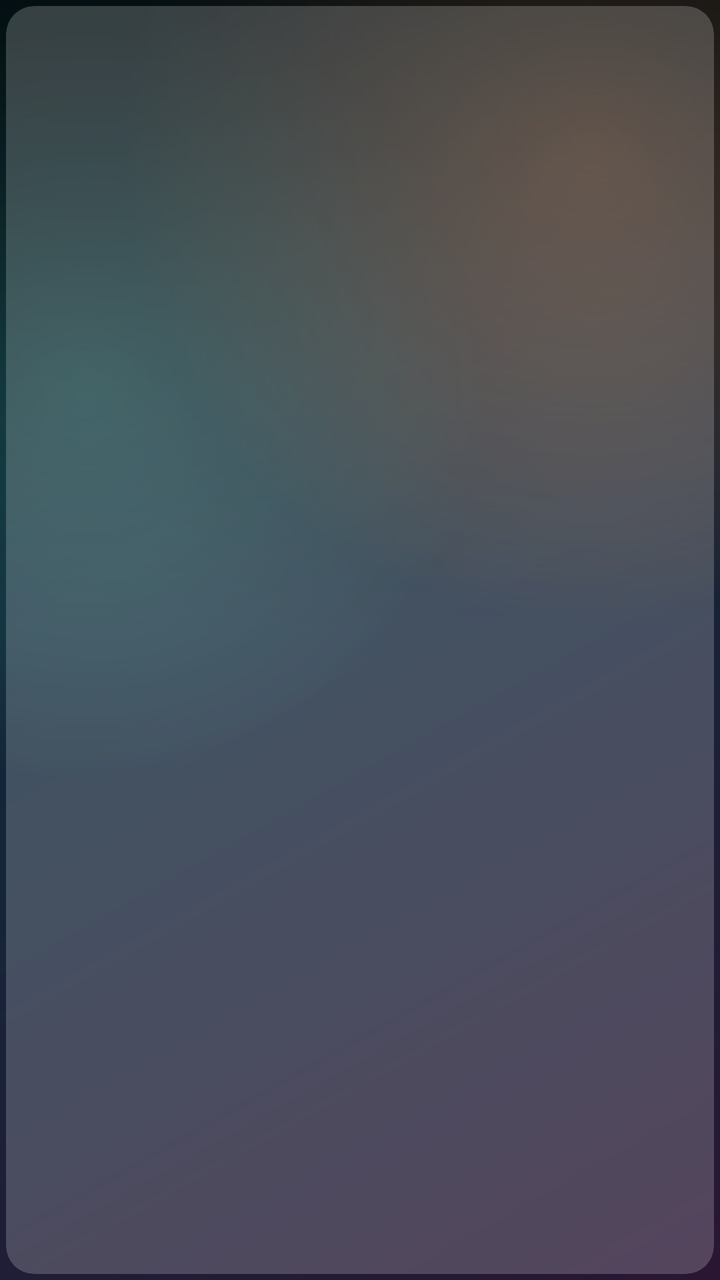
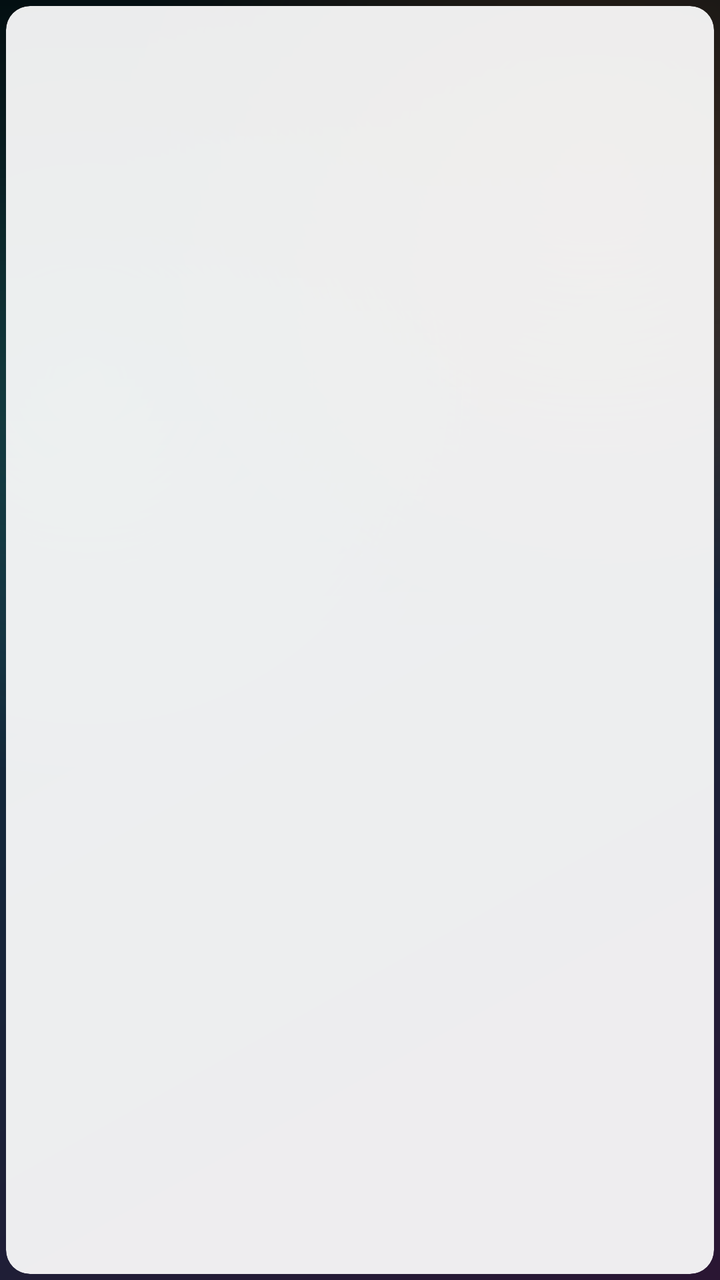

Compare the two renders of this Android layout. The source of the first and the diff that turns it into the second are given below.
<!-- AndroidManifest.xml: application theme Theme.QuangDrawer -->
<!-- res/layout/item_app.xml -->
<?xml version="1.0" encoding="utf-8"?>
<FrameLayout xmlns:android="http://schemas.android.com/apk/res/android"
    android:id="@+id/tile_root"
    android:layout_width="match_parent"
    android:layout_height="90dp"
    android:layout_margin="7dp"
    android:background="@drawable/tile_focus"
    android:clickable="true"
    android:focusable="true"
    android:padding="3dp">

    <FrameLayout
        android:layout_width="match_parent"
        android:layout_height="match_parent"
        android:background="@drawable/tile_card"
        android:clipToOutline="true">

        <ImageView
            android:id="@+id/tile_banner"
            android:layout_width="match_parent"
            android:layout_height="match_parent"
            android:contentDescription="@null"
            android:scaleType="centerCrop"
            android:visibility="gone" />

        <LinearLayout
            android:id="@+id/tile_info"
            android:layout_width="match_parent"
            android:layout_height="match_parent"
            android:gravity="center"
            android:orientation="vertical"
            android:padding="8dp">

            <ImageView
                android:id="@+id/app_icon"
                android:layout_width="48dp"
                android:layout_height="48dp"
                android:contentDescription="@null"
                android:scaleType="fitCenter" />

            <TextView
                android:id="@+id/app_name"
                android:layout_width="match_parent"
                android:layout_height="wrap_content"
                android:layout_marginTop="6dp"
                android:ellipsize="end"
                android:gravity="center"
                android:maxLines="2"
                android:textColor="#FFFFFFFF"
                android:textSize="13sp" />
        </LinearLayout>
    </FrameLayout>
</FrameLayout>
<!-- resources referenced by this layout -->
<resources>
  <!-- drawable tile_card (drawable) -->
  <?xml version="1.0" encoding="utf-8"?>
  <shape xmlns:android="http://schemas.android.com/apk/res/android"
      android:shape="rectangle">
      <solid android:color="#33FFFFFF" />
      <corners android:radius="14dp" />
  </shape>
  <!-- drawable tile_focus (drawable) -->
  <?xml version="1.0" encoding="utf-8"?>
  <selector xmlns:android="http://schemas.android.com/apk/res/android">
      <item android:state_focused="true">
          <shape android:shape="rectangle">
              <solid android:color="#00000000" />
              <stroke android:width="3dp" android:color="#FFFFFFFF" />
              <corners android:radius="17dp" />
          </shape>
      </item>
      <item>
          <shape android:shape="rectangle">
              <solid android:color="#00000000" />
              <corners android:radius="17dp" />
          </shape>
      </item>
  </selector>
  <style name="Theme.QuangDrawer" parent="@style/Theme.Leanback">
          <item name="android:windowBackground">@drawable/bg_launcher</item>
          <item name="android:windowNoTitle">true</item>
          <item name="android:windowActionBar">false</item>
      </style>
  <!-- drawable bg_launcher (drawable) -->
  <?xml version="1.0" encoding="utf-8"?>
  <layer-list xmlns:android="http://schemas.android.com/apk/res/android">
      <item>
          <shape android:shape="rectangle">
              <gradient
                  android:angle="315"
                  android:startColor="#FF07242B"
                  android:centerColor="#FF14263A"
                  android:endColor="#FF2A1633" />
          </shape>
      </item>
      <item>
          <shape android:shape="rectangle">
              <gradient
                  android:type="radial"
                  android:centerX="0.82"
                  android:centerY="0.12"
                  android:gradientRadius="65%p"
                  android:startColor="#66FF8A3D"
                  android:endColor="#00FF8A3D" />
          </shape>
      </item>
      <item>
          <shape android:shape="rectangle">
              <gradient
                  android:type="radial"
                  android:centerX="0.12"
                  android:centerY="0.30"
                  android:gradientRadius="55%p"
                  android:startColor="#4439C7B5"
                  android:endColor="#0039C7B5" />
          </shape>
      </item>
      
      <item>
          <shape android:shape="rectangle">
              <gradient
                  android:angle="270"
                  android:startColor="#99000000"
                  android:centerColor="#00000000"
                  android:endColor="#00000000" />
          </shape>
      </item>
  </layer-list>
</resources>

<!-- the commit's change to res/layout/item_app.xml (unified diff, before → after) -->
@@ -1,15 +1,16 @@
 <?xml version="1.0" encoding="utf-8"?>
 <FrameLayout xmlns:android="http://schemas.android.com/apk/res/android"
     android:id="@+id/tile_root"
-    android:layout_width="match_parent"
-    android:layout_height="90dp"
-    android:layout_margin="7dp"
+    android:layout_width="150dp"
+    android:layout_height="84dp"
+    android:layout_margin="4dp"
     android:background="@drawable/tile_focus"
     android:clickable="true"
     android:focusable="true"
     android:padding="3dp">
 
     <FrameLayout
+        android:id="@+id/tile_card"
         android:layout_width="match_parent"
         android:layout_height="match_parent"
         android:background="@drawable/tile_card"
@@ -29,12 +30,13 @@
             android:layout_height="match_parent"
             android:gravity="center"
             android:orientation="vertical"
-            android:padding="8dp">
+            android:paddingStart="4dp"
+            android:paddingEnd="4dp">
 
             <ImageView
                 android:id="@+id/app_icon"
-                android:layout_width="48dp"
-                android:layout_height="48dp"
+                android:layout_width="40dp"
+                android:layout_height="40dp"
                 android:contentDescription="@null"
                 android:scaleType="fitCenter" />
 
@@ -42,12 +44,12 @@
                 android:id="@+id/app_name"
                 android:layout_width="match_parent"
                 android:layout_height="wrap_content"
-                android:layout_marginTop="6dp"
+                android:layout_marginTop="2dp"
                 android:ellipsize="end"
                 android:gravity="center"
-                android:maxLines="2"
-                android:textColor="#FFFFFFFF"
-                android:textSize="13sp" />
+                android:maxLines="1"
+                android:textColor="#FF222222"
+                android:textSize="11sp" />
         </LinearLayout>
     </FrameLayout>
 </FrameLayout>
<!-- resource entries referenced after the edit -->
@@ -4,23 +4,31 @@
   <?xml version="1.0" encoding="utf-8"?>
   <shape xmlns:android="http://schemas.android.com/apk/res/android"
       android:shape="rectangle">
-      <solid android:color="#33FFFFFF" />
-      <corners android:radius="14dp" />
+      <solid android:color="#EBFFFFFF" />
+      <corners android:radius="12dp" />
   </shape>
   <!-- drawable tile_focus (drawable) -->
   <?xml version="1.0" encoding="utf-8"?>
   <selector xmlns:android="http://schemas.android.com/apk/res/android">
+      
+      <item android:state_activated="true">
+          <shape android:shape="rectangle">
+              <solid android:color="#00000000" />
+              <stroke android:width="4dp" android:color="#FFFF9A3D" />
+              <corners android:radius="15dp" />
+          </shape>
+      </item>
       <item android:state_focused="true">
           <shape android:shape="rectangle">
               <solid android:color="#00000000" />
-              <stroke android:width="3dp" android:color="#FFFFFFFF" />
-              <corners android:radius="17dp" />
+              <stroke android:width="3dp" android:color="#FF4FC3F7" />
+              <corners android:radius="15dp" />
           </shape>
       </item>
       <item>
           <shape android:shape="rectangle">
               <solid android:color="#00000000" />
-              <corners android:radius="17dp" />
+              <corners android:radius="15dp" />
           </shape>
       </item>
   </selector>
